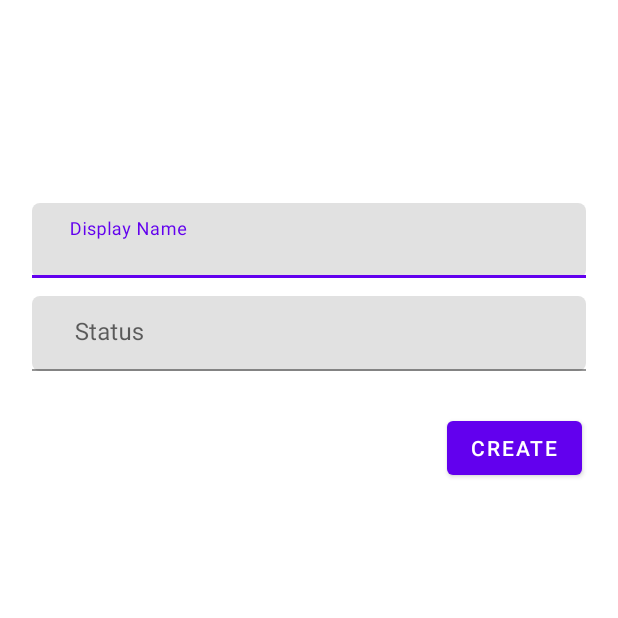
After one commit to tommychow14/IT314118_fyp, an Android app: the ChatRActivity screen opened directly, with no data from a screen before it, on a phone screen of 412 x 824 dp, the top half of it. The commit adds this screen. Run offline under Robolectric (Android 15) with nearby library versions, the phone set to English and light mode, and no system bars; our stand-ins replace CircleImageView, Firebase (no records; nobody signed in at launch, a user with empty details on screens opened directly), Picasso.

Commit message:
add Group Chat

```diff
--- a/app/src/main/AndroidManifest.xml
+++ b/app/src/main/AndroidManifest.xml
@@ -38,6 +38,9 @@
         <activity android:name=".StatusActivity" android:exported="false"/>
         <activity android:name=".ChatFindActivity" android:exported="false"/>
         <activity android:name=".chat.ChatActivity" android:exported="false"/>
+        <activity android:name=".ChatRBuildActivity" android:exported="false"/>
+        <activity android:name=".multichat.ChatActivity" android:exported="false"/>
+        <activity android:name=".ChatRActivity" android:exported="false"/>
     </application>
 
 </manifest>
--- /dev/null
+++ b/app/src/main/java/com/example/it314118_fyp/ChatRActivity.java
@@ -0,0 +1,108 @@
+package com.example.it314118_fyp;
+
+import androidx.annotation.NonNull;
+import androidx.annotation.Nullable;
+import androidx.appcompat.app.AppCompatActivity;
+import androidx.recyclerview.widget.LinearLayoutManager;
+import androidx.recyclerview.widget.RecyclerView;
+
+import android.content.Context;
+import android.content.Intent;
+import android.os.Bundle;
+import android.text.TextUtils;
+import android.util.Base64;
+import android.util.Log;
+import android.view.LayoutInflater;
+import android.view.View;
+import android.view.ViewGroup;
+import android.widget.Button;
+import android.widget.TextView;
+
+import com.example.it314118_fyp.chat.ChatActivity;
+import com.example.it314118_fyp.chat.Users;
+import com.firebase.ui.database.FirebaseRecyclerAdapter;
+import com.firebase.ui.database.FirebaseRecyclerOptions;
+import com.google.android.material.textfield.TextInputLayout;
+import com.google.firebase.auth.FirebaseAuth;
+import com.google.firebase.auth.FirebaseUser;
+import com.google.firebase.database.DataSnapshot;
+import com.google.firebase.database.DatabaseError;
+import com.google.firebase.database.DatabaseReference;
+import com.google.firebase.database.FirebaseDatabase;
+import com.google.firebase.database.Query;
+import com.google.firebase.database.ServerValue;
+import com.google.firebase.database.ValueEventListener;
+import com.squareup.picasso.Picasso;
+
+import java.nio.charset.StandardCharsets;
+import java.util.HashMap;
+import java.util.Map;
+
+import javax.crypto.Cipher;
+import javax.crypto.KeyGenerator;
+import javax.crypto.SecretKey;
+
+import de.hdodenhof.circleimageview.CircleImageView;
+
+public class ChatRActivity extends AppCompatActivity {
+    private FirebaseAuth mAuth;
+    private DatabaseReference mRootRef;
+    private TextInputLayout group_name,group_status;
+    private String group_nameTXT,group_statusTXT;
+    private String userid;
+    private Button createbtn;
+    @Override
+    protected void onCreate(Bundle savedInstanceState) {
+        super.onCreate(savedInstanceState);
+        setContentView(R.layout.activity_chatcreate);
+
+        mAuth = FirebaseAuth.getInstance();
+        mRootRef= FirebaseDatabase.getInstance().getReference();
+        userid = mAuth.getCurrentUser().getUid();
+        group_name= findViewById(R.id.displayName_input);
+        group_status= findViewById(R.id.status_input);
+        createbtn=findViewById(R.id.Create_btn);
+
+        createbtn.setOnClickListener(new View.OnClickListener() {
+            @Override
+            public void onClick(View view) {
+                group_nameTXT=group_name.getEditText().getText().toString();
+                group_statusTXT=group_status.getEditText().getText().toString();
+                sendMessage(group_nameTXT,group_statusTXT,userid);
+            }
+        });
+    }
+
+    private void sendMessage(String name,String status,String uid) {
+        Log.d("click",name);
+
+        if(!TextUtils.isEmpty(name)){
+            DatabaseReference user_message_push=mRootRef
+                    .child("ChatGroup").push();
+
+            String push_id=user_message_push.getKey();
+
+            Map messageMap=new HashMap();
+
+
+            messageMap.put("image","default");
+            messageMap.put("userid", uid);
+            messageMap.put("name", name);
+            messageMap.put("status",status);
+
+
+            Map messageUserMap=new HashMap();
+            messageUserMap.put("ChatGroup/"+push_id,messageMap);
+
+            mRootRef.updateChildren(messageUserMap, new DatabaseReference.CompletionListener() {
+                @Override
+                public void onComplete(@Nullable DatabaseError error, @NonNull DatabaseReference ref) {
+                    if(error!=null){
+                        Log.d("CHAT_LOG",error.getMessage().toString());
+                    }
+                }
+            });
+        }
+    }
+
+}
--- /dev/null
+++ b/app/src/main/res/layout/activity_chatcreate.xml
@@ -0,0 +1,65 @@
+<?xml version="1.0" encoding="utf-8"?>
+<androidx.constraintlayout.widget.ConstraintLayout xmlns:android="http://schemas.android.com/apk/res/android"
+    xmlns:app="http://schemas.android.com/apk/res-auto"
+    xmlns:tools="http://schemas.android.com/tools"
+    android:layout_width="match_parent"
+    android:layout_height="match_parent"
+    android:background="@color/white"
+    tools:context=".ChatRActivity">
+
+
+    <com.google.android.material.textfield.TextInputLayout
+        android:id="@+id/displayName_input"
+        android:layout_width="0dp"
+        android:layout_height="wrap_content"
+        android:layout_marginStart="1dp"
+        android:layout_marginTop="135dp"
+        android:layout_marginEnd="1dp"
+        app:layout_constraintEnd_toEndOf="parent"
+        app:layout_constraintStart_toStartOf="parent"
+        app:layout_constraintTop_toTopOf="parent">
+
+        <com.google.android.material.textfield.TextInputEditText
+            android:layout_width="match_parent"
+            android:layout_height="50dp"
+            android:layout_marginStart="20dp"
+            android:layout_marginEnd="20dp"
+            android:background="@drawable/input_status"
+            android:textColor="@color/black"
+            android:hint="   Display Name"
+            android:inputType="text"/>
+    </com.google.android.material.textfield.TextInputLayout>
+
+    <com.google.android.material.textfield.TextInputLayout
+        android:id="@+id/status_input"
+        android:layout_width="0dp"
+        android:layout_height="wrap_content"
+        android:layout_marginStart="1dp"
+        android:layout_marginTop="197dp"
+        android:layout_marginEnd="1dp"
+        app:layout_constraintEnd_toEndOf="parent"
+        app:layout_constraintStart_toStartOf="parent"
+        app:layout_constraintTop_toTopOf="parent">
+
+        <com.google.android.material.textfield.TextInputEditText
+            android:layout_width="match_parent"
+            android:layout_height="50dp"
+            android:background="@drawable/input_status"
+            android:textColor="@color/black"
+            android:layout_marginStart="20dp"
+            android:layout_marginEnd="20dp"
+            android:hint="   Status"
+            android:inputType="text"/>
+    </com.google.android.material.textfield.TextInputLayout>
+
+    <Button
+        android:id="@+id/Create_btn"
+        android:layout_width="wrap_content"
+        android:layout_height="wrap_content"
+        android:layout_marginTop="27dp"
+        android:layout_marginEnd="24dp"
+        android:text="Create"
+        app:layout_constraintEnd_toEndOf="parent"
+        app:layout_constraintTop_toBottomOf="@+id/status_input" />
+
+</androidx.constraintlayout.widget.ConstraintLayout>
```
Also changed, not shown: app/src/main/java/com/example/it314118_fyp/ChatRBuildActivity.java (added, +152 -0 lines), app/src/main/java/com/example/it314118_fyp/MainActivity.java (+10 -1 lines), app/src/main/res/layout/activity_chatadd.xml (added, +40 -0 lines), app/src/main/res/layout/activity_main.xml (+16 -0 lines).
